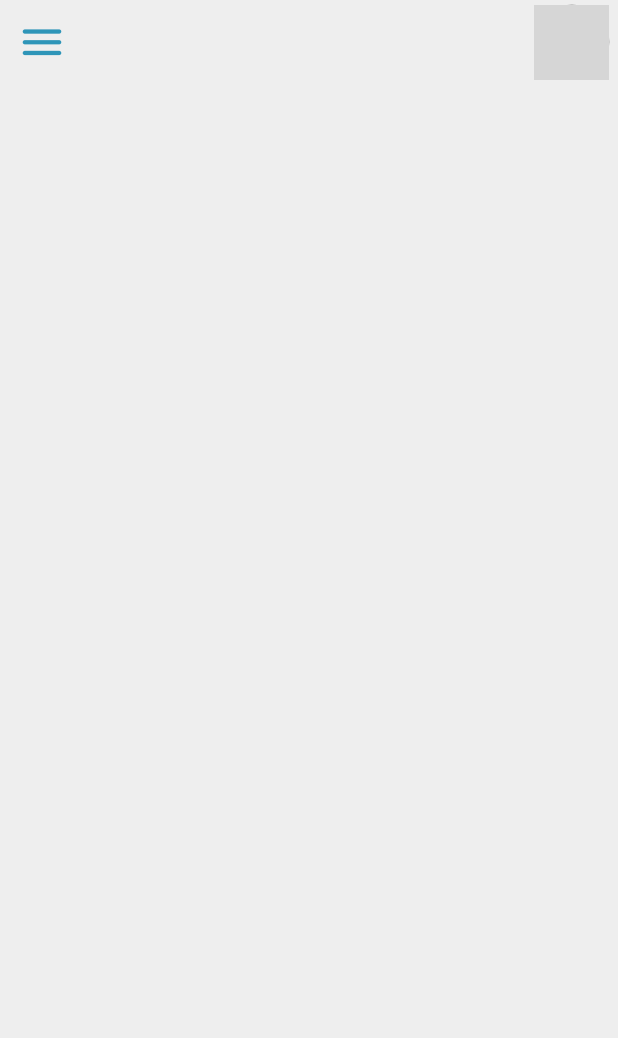
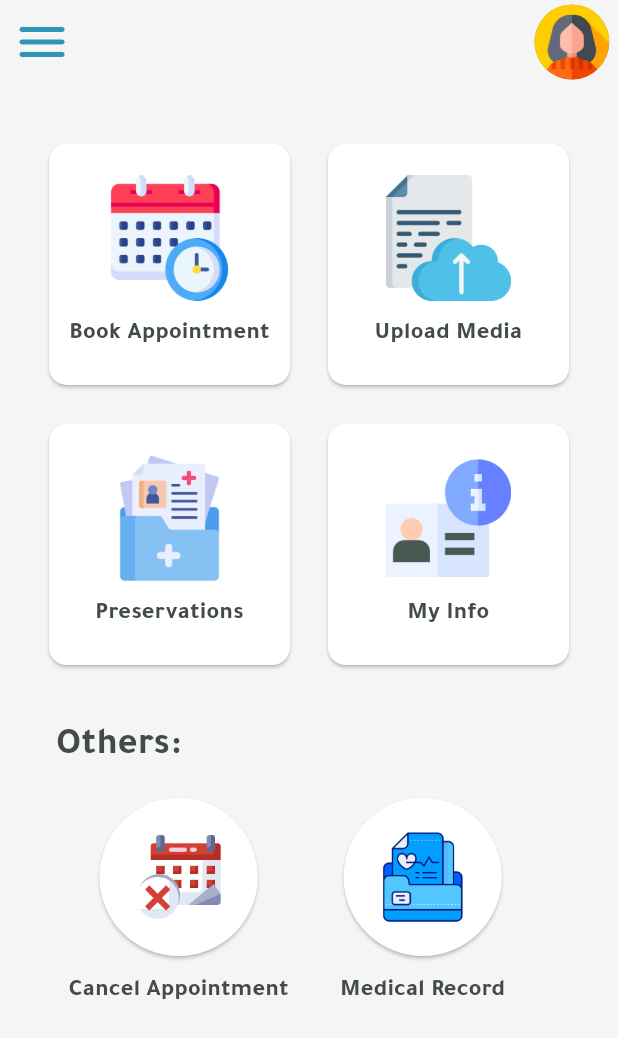
Before and after one commit to ahmednabil0/cli_tech, a Flutter app: the HomePage screen opened directly, on a phone screen of 412 x 824 dp. Shown: the top 1038 px of the screen. Run offline on Flutter 3.47's test engine with Material 3 defaults, Android fonts, the phone set to English and light mode, and no system bars; our stand-ins replace animated_custom_dropdown, animated_splash_screen, dio, flutter_bloc, flutter_screenutil, flutter_spinkit and 6 more; missing offline and left inert: qr_code_scanner; accounts and stored records are empty; project files that could hold a hidden picture were left out; grey boxes are pictures that could not be loaded.

Commit message:
ahmed finish task today

```diff
--- a/lib/core/constants/app_colors.dart
+++ b/lib/core/constants/app_colors.dart
@@ -6,7 +6,7 @@ class AppColors {
   static const Color fontColor = Color(0xff424A4A);
   static const Color redColor = Colors.red;
   static const Color blackColor = Colors.black;
-  static Color background = Colors.grey[200]!;
+  static Color background = Colors.grey[100]!;
   static Color whiteColor = Colors.white;
   static Color hintColor = Colors.grey[500]!;
 }
--- a/lib/core/constants/app_const.dart
+++ b/lib/core/constants/app_const.dart
@@ -3,7 +3,16 @@ import 'package:flutter_screenutil/flutter_screenutil.dart';
 class AppConstants {
   // iamges
   static const String appLogo = 'assets/images/app_logo.png';
-  static const String imagePicker = 'assets/images/Image_picker.png';
+  static const String imagePicker = 'assets/images/image_picker.png';
+  // patient
+  static const String bookAppointment =
+      'assets/images/patients/appointment.png';
+  static const String uploadMedia = 'assets/images/patients/upload_media.png';
+  static const String cancelAppointment = 'assets/images/patients/cancel.png';
+  static const String patientInfo = 'assets/images/patients/info.png';
+  static const String medicalRecord = 'assets/images/patients/records.png';
+  static const String preservation = 'assets/images/patients/preserv.png';
+
   static const String login = 'assets/svg/login.svg';
   static const String signUp = 'assets/svg/sign_up.svg';
   static const String qr = 'assets/svg/qr.svg';
--- /dev/null
+++ b/lib/core/static_data/patient/patients_home_data.dart
@@ -0,0 +1,37 @@
+import 'package:gradution_project/core/constants/app_const.dart';
+
+List patientData = [
+  {
+    'ar': 'حجز موعد',
+    'en': 'Book Appointment',
+    'image': AppConstants.bookAppointment,
+  },
+  {
+    'ar': 'رفع الوسائط',
+    'en': 'Upload Media',
+    'image': AppConstants.uploadMedia,
+  },
+  {
+    'ar': 'روشتاتي',
+    'en': 'Preservations',
+    'image': AppConstants.preservation,
+  },
+  {
+    'ar': 'معلوماتي',
+    'en': 'My Info',
+    'image': AppConstants.patientInfo,
+  },
+];
+
+List otherPatientData = [
+  {
+    'ar': 'الغاء موعد',
+    'en': 'Cancel Appointment',
+    'image': AppConstants.cancelAppointment,
+  },
+  {
+    'ar': 'سجلي الطبي',
+    'en': 'Medical Record',
+    'image': AppConstants.medicalRecord,
+  },
+];
--- a/lib/core/widgets/images/custom_image.dart
+++ b/lib/core/widgets/images/custom_image.dart
@@ -22,6 +22,7 @@ class CustomImage extends StatelessWidget {
         ? CircleAvatar(
             radius: 10.r,
             backgroundImage: AssetImage(imgPath),
+            // foregroundImage: const AssetImage('assets/images/image_picker.png'),
             onBackgroundImageError: (exception, stackTrace) {
               print('000000000000000');
               print(exception);
--- a/lib/core/widgets/text.dart
+++ b/lib/core/widgets/text.dart
@@ -10,6 +10,7 @@ Padding appText(
     double? pw,
     double? ph,
     FontWeight? fw,
+    TextOverflow? of,
     bool? under,
     TextAlign? align}) {
   return Padding(
@@ -19,6 +20,7 @@ Padding appText(
     ),
     child: Text(
       txt,
+      overflow: of ?? TextOverflow.visible,
       textAlign: align ?? TextAlign.center,
       style: TextStyle(
         color: color ?? AppColors.fontColor,
--- a/lib/features/patient/home/view/screens/home_screen.dart
+++ b/lib/features/patient/home/view/screens/home_screen.dart
@@ -1,8 +1,15 @@
 import 'package:flutter/material.dart';
 import 'package:flutter_screenutil/flutter_screenutil.dart';
 import 'package:gradution_project/core/constants/app_colors.dart';
+import 'package:gradution_project/core/constants/app_const.dart';
+import 'package:gradution_project/core/db/cache/cache_helper.dart';
+import 'package:gradution_project/core/services/services_locator.dart';
+import 'package:gradution_project/core/static_data/patient/patients_home_data.dart';
+import 'package:gradution_project/core/widgets/images/custom_image.dart';
 import 'package:gradution_project/core/widgets/images/profile_image.dart';
 import 'package:gradution_project/core/widgets/sized_box.dart';
+import 'package:gradution_project/core/widgets/space.dart';
+import 'package:gradution_project/core/widgets/text.dart';
 
 class HomePage extends StatelessWidget {
   const HomePage({super.key});
@@ -11,8 +18,113 @@ class HomePage extends StatelessWidget {
   Widget build(BuildContext context) {
     return Scaffold(
       appBar: _buildAppBar(),
-      body: const Background(
-        child: Column(),
+      body: Background(
+        child: SingleChildScrollView(
+          child: Column(
+            children: [
+              HSizedBox(
+                he: 30.h,
+              ),
+              SizedBox(
+                height: 305.h,
+                child: GridView.builder(
+                  itemCount: patientData.length,
+                  physics: const NeverScrollableScrollPhysics(),
+                  gridDelegate: SliverGridDelegateWithFixedCrossAxisCount(
+                    crossAxisCount: 2,
+                    childAspectRatio: 1,
+                    crossAxisSpacing: 15.w,
+                    mainAxisSpacing: 15.h,
+                  ),
+                  itemBuilder: (context, index) {
+                    return Card(
+                      color: AppColors.whiteColor,
+                      child: Column(
+                        mainAxisAlignment: MainAxisAlignment.center,
+                        children: [
+                          Padding(
+                            padding: EdgeInsets.all(4.w),
+                            child: CustomImage(
+                              imgPath: patientData[index]['image'],
+                              // w: 50.w,
+                              h: 70.h,
+                              fit: BoxFit.cover,
+                            ),
+                          ),
+                          appText(
+                            ph: 5.h,
+                            pw: 5.w,
+                            txt: patientData[index]
+                                [sl<CacheHelper>().getCachedLanguage()],
+                            size: AppConstants.smallText,
+                            fw: FontWeight.w600,
+                          )
+                        ],
+                      ),
+                    );
+                  },
+                ),
+              ),
+              HSizedBox(
+                he: 15.h,
+              ),
+              Align(
+                alignment: AlignmentDirectional.centerStart,
+                child: appText(
+                  ph: 5.h,
+                  pw: 5.w,
+                  // align: TextAlign.start,
+                  txt: "Others: ",
+                  size: AppConstants.ultraText,
+                  fw: FontWeight.w600,
+                ),
+              ),
+              HSizedBox(
+                he: 5.h,
+              ),
+              SizedBox(
+                height: 150.h,
+                child: ListView.builder(
+                  physics: const NeverScrollableScrollPhysics(),
+                  scrollDirection: Axis.horizontal,
+                  itemCount: otherPatientData.length,
+                  itemBuilder: (context, index) {
+                    return Column(
+                      children: [
+                        Card(
+                          shape: const CircleBorder(),
+                          color: AppColors.whiteColor,
+                          child: Column(
+                            mainAxisAlignment: MainAxisAlignment.center,
+                            children: [
+                              Padding(
+                                padding: EdgeInsets.all(20.w),
+                                child: CustomImage(
+                                  imgPath: otherPatientData[index]['image'],
+                                  // w: 50.w,
+                                  h: 50.h,
+                                  fit: BoxFit.cover,
+                                ),
+                              ),
+                            ],
+                          ),
+                        ),
+                        appText(
+                          ph: 7.w,
+                          pw: 15.w,
+                          txt: otherPatientData[index]
+                              [sl<CacheHelper>().getCachedLanguage()],
+                          size: AppConstants.smallText,
+                          fw: FontWeight.w600,
+                        )
+                      ],
+                    );
+                  },
+                ),
+              )
+            ],
+          ),
+        ),
       ),
     );
   }
@@ -23,7 +135,7 @@ class HomePage extends StatelessWidget {
       leading: Icon(
         Icons.menu_rounded,
         color: AppColors.scColor,
-        size: 30.w,
+        size: 35.w,
       ),
       actions: [
         Padding(
--- a/pubspec.yaml
+++ b/pubspec.yaml
@@ -46,6 +46,7 @@ flutter:
   uses-material-design: true
   assets:
     - assets/images/
+    - assets/images/patients/
     - assets/svg/
     - assets/translations/ar.json
     - assets/translations/en.json
```
Also changed, not shown: assets/images/patients/appointment.png (added), assets/images/patients/cancel.png (added), assets/images/patients/info.png (added), assets/images/patients/preserv.png (added), assets/images/patients/records.png (added), assets/images/patients/upload_media.png (added).
